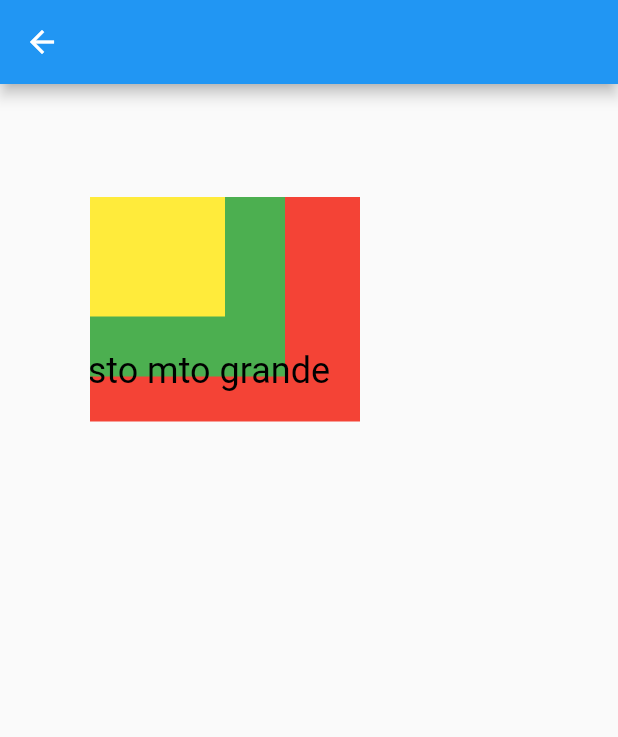
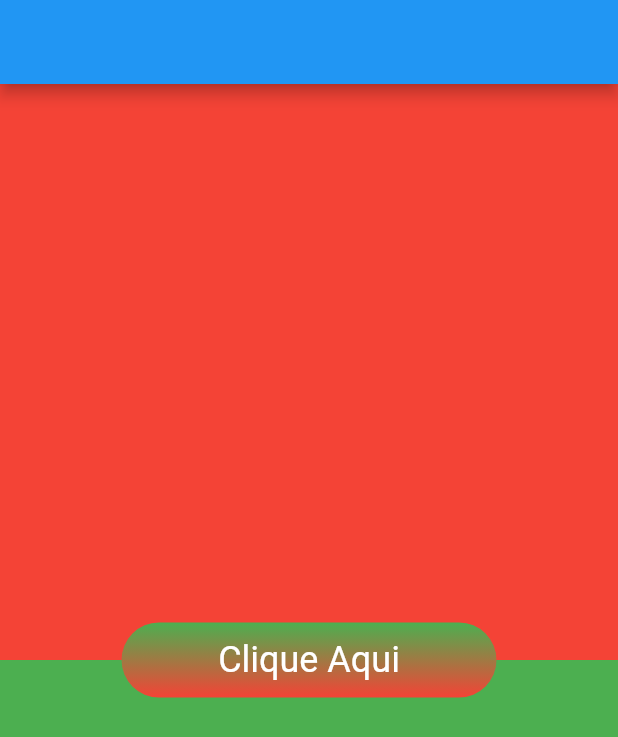
Before and after one commit to edsonlnunes/flutter_exemplos, a Flutter app: the HomePage screen opened directly, on a phone screen of 412 x 824 dp. Shown: the top 737 px of the screen. Run offline on Flutter 3.47's test engine with Material 2 defaults, Android fonts, the phone set to English and light mode, and no system bars; our stand-ins replace font_awesome_flutter.

Commit message:
adicionado tela com duvida do adonias

```diff
--- a/lib/main.dart
+++ b/lib/main.dart
@@ -1,7 +1,5 @@
 import 'package:flutter/material.dart';
 import 'package:flutter/services.dart';
-import 'package:flutter_exemplos/pages/icons.dart';
-import 'package:font_awesome_flutter/font_awesome_flutter.dart';
 
 /*
   Crie uma aplicação Flutter que atenda os requisitos abaixo:
@@ -29,7 +27,7 @@ class App extends StatelessWidget {
       ),
     );
     return MaterialApp(
-      home: IconsPage(),
+      home: HomePage(),
     );
   }
 }
@@ -39,43 +37,57 @@ class HomePage extends StatelessWidget {
   Widget build(BuildContext context) {
     return Scaffold(
       appBar: AppBar(),
-      body: Container(
-        width: 300,
-        height: 300,
-        // color: Colors.amber,
-        child: Center(
-          child: Stack(
-            overflow: Overflow.clip,
+      body: Stack(
+        children: [
+          Column(
             children: [
-              Container(
-                height: 150,
-                width: 180,
-                color: Colors.red,
+              Expanded(
+                child: Container(
+                  color: Colors.red,
+                ),
               ),
-              Container(
-                height: 120,
-                width: 130,
-                color: Colors.green,
-              ),
-              Container(
-                height: 80,
-                width: 90,
-                color: Colors.yellow,
-              ),
-              Positioned(
-                bottom: 20,
-                right: 20,
-                child: Text(
-                  'posicioned com um testo mto grande',
-                  style: TextStyle(
-                    fontSize: 24,
-                    color: Colors.black,
-                  ),
+              Expanded(
+                child: Container(
+                  color: Colors.green,
                 ),
               ),
             ],
           ),
-        ),
+          Center(
+            child: Container(
+              width: 250,
+              height: 50,
+              decoration: BoxDecoration(
+                color: Colors.white,
+                borderRadius: BorderRadius.circular(25),
+                gradient: LinearGradient(
+                  end: AlignmentDirectional.topCenter,
+                  begin: AlignmentDirectional.bottomCenter,
+                  colors: [
+                    Colors.red,
+                    Colors.green,
+                  ],
+                ),
+              ),
+              child: Material(
+                color: Colors.transparent,
+                child: InkWell(
+                  onTap: () {},
+                  borderRadius: BorderRadius.circular(25),
+                  child: Center(
+                    child: Text(
+                      'Clique Aqui',
+                      style: TextStyle(
+                        fontSize: 24,
+                        color: Colors.white,
+                      ),
+                    ),
+                  ),
+                ),
+              ),
+            ),
+          )
+        ],
       ),
     );
   }
```
Also changed, not shown: lib/pages/stack.dart (added, +48 -0 lines).
